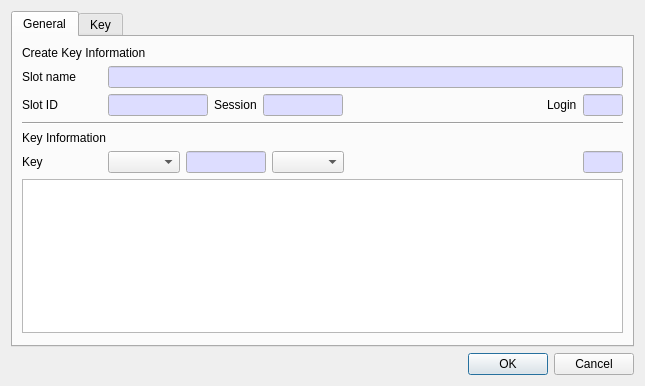
Qt form CryptokiMan/create_key_dlg.ui (jykim74/CryptokiMan) before a commit.
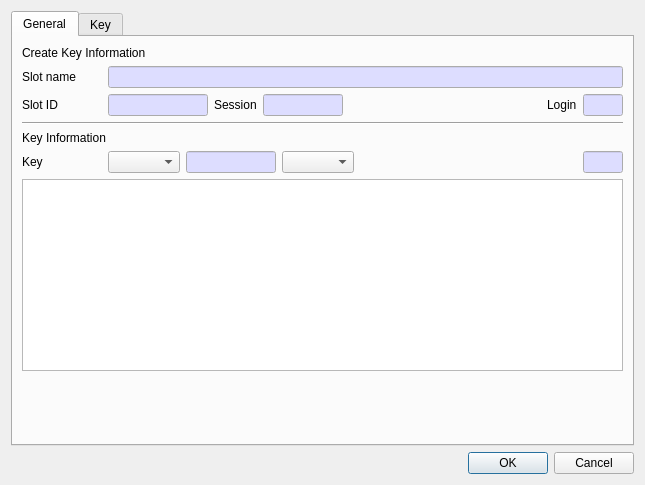
The same form after that commit. The open tabs and pages were chosen to show the change.

```diff
--- a/CryptokiMan/create_key_dlg.ui
+++ b/CryptokiMan/create_key_dlg.ui
@@ -7,7 +7,7 @@
     <x>0</x>
     <y>0</y>
     <width>645</width>
-    <height>386</height>
+    <height>485</height>
    </rect>
   </property>
   <property name="windowTitle">
@@ -400,13 +400,13 @@
           <widget class="QLineEdit" name="mKeyTypeText">
            <property name="minimumSize">
             <size>
-             <width>80</width>
+             <width>90</width>
              <height>0</height>
             </size>
            </property>
            <property name="maximumSize">
             <size>
-             <width>80</width>
+             <width>90</width>
              <height>16777215</height>
             </size>
            </property>
```
Left out of the diff: 2 changed lines with no effect on the pictures.
